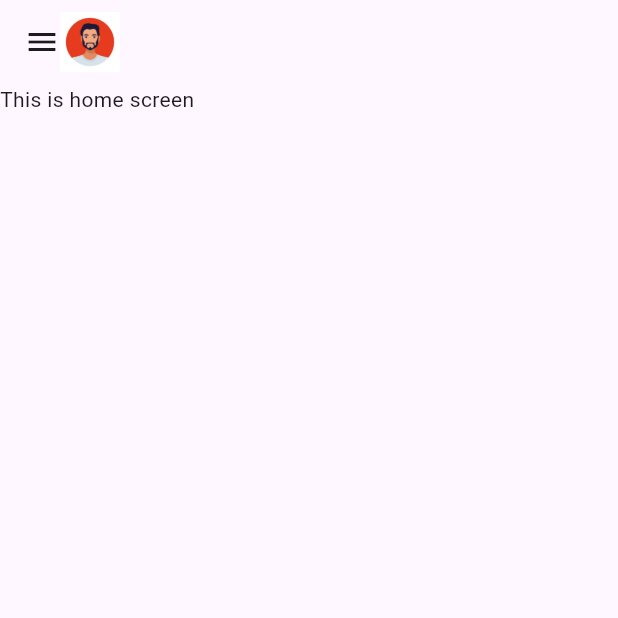
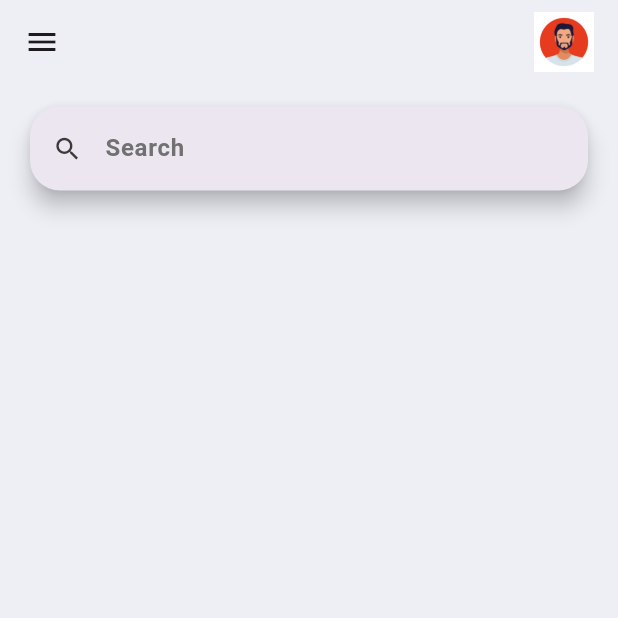
Before and after one commit to bahasorkun/To-Do-List-app-with-Flutter, a Flutter app: the screen it shows after launch, on a phone screen of 412 x 824 dp, the top half of it. Run offline on Flutter 3.47's test engine with Material 3 defaults, Android fonts, the phone set to English and light mode, and no system bars.

Commit message:
feat : SearchBar Ekleme
-"colors.dart": Constrants klasörüne renkler eklendi.
-"home.dart": SearchBar oluşturuldu
-"main.dart" : Ekranın sağ üstünde gözüken debug yazısı kaldırıldı

```diff
--- a/todo_list_app/lib/constants/colors.dart
+++ b/todo_list_app/lib/constants/colors.dart
@@ -0,0 +1,9 @@
+import 'package:flutter/material.dart';
+
+const Color tdRed = Color(0xFFDA4040);
+const Color tdBlue = Color(0xFF5F52EE);
+
+const Color tdBlack = Color(0xFF3A3A3A);
+const Color tdGrey = Color(0xFF717171);
+
+const Color tdBGColor = Color(0xFFEEEFF5);
--- a/todo_list_app/lib/main.dart
+++ b/todo_list_app/lib/main.dart
@@ -9,6 +9,7 @@ class MyApp extends StatelessWidget {
   @override
   Widget build(BuildContext context) {
     return const MaterialApp(
+      debugShowCheckedModeBanner: false,
       title: "To-Do List App",
       home: Home(),
     );
--- a/todo_list_app/lib/screens/home.dart
+++ b/todo_list_app/lib/screens/home.dart
@@ -1,4 +1,5 @@
 import 'package:flutter/material.dart';
+import 'package:todo_list_app/constants/colors.dart';
 
 class Home extends StatelessWidget {
   const Home({super.key});
@@ -6,8 +7,47 @@ class Home extends StatelessWidget {
   @override
   Widget build(BuildContext context) {
     return Scaffold(
-      appBar: AppBar(
+      backgroundColor: tdBGColor,
+      appBar: _buildAppBar(),
+      body: Column(
+        children: [
+          _searchBox(),
+        ],
+      ),
+    );
+  }
+
+  Widget _searchBox() {
+    return Padding(
+      padding: const EdgeInsets.symmetric(horizontal: 20, vertical: 15),
+      child: SearchBar(
+        padding: const WidgetStatePropertyAll(
+          EdgeInsets.symmetric(horizontal: 15),
+        ),
+        shape: WidgetStatePropertyAll(
+          RoundedRectangleBorder(
+            borderRadius: BorderRadius.circular(20),
+          ),
+        ),
+        leading: const Icon(
+          Icons.search,
+          color: tdBlack,
+          size: 20,
+        ),
+        hintText: "Search",
+        hintStyle: const WidgetStatePropertyAll(
+          TextStyle(color: tdGrey, fontWeight: FontWeight.bold),
+        ),
+      ),
+    );
+  }
+
+  AppBar _buildAppBar() {
+    return AppBar(
+      backgroundColor: tdBGColor,
+      elevation: 0,
       title: Row(
+        mainAxisAlignment: MainAxisAlignment.spaceBetween,
         children: [
           const Icon(Icons.menu),
           SizedBox(
@@ -19,10 +59,6 @@ class Home extends StatelessWidget {
           )
         ],
       ),
-      ),
-      body: Container(
-        child: const Text("This is home screen"),
-      ),
     );
   }
 }
```
Lines whose indentation alone changed are shown as unchanged.
